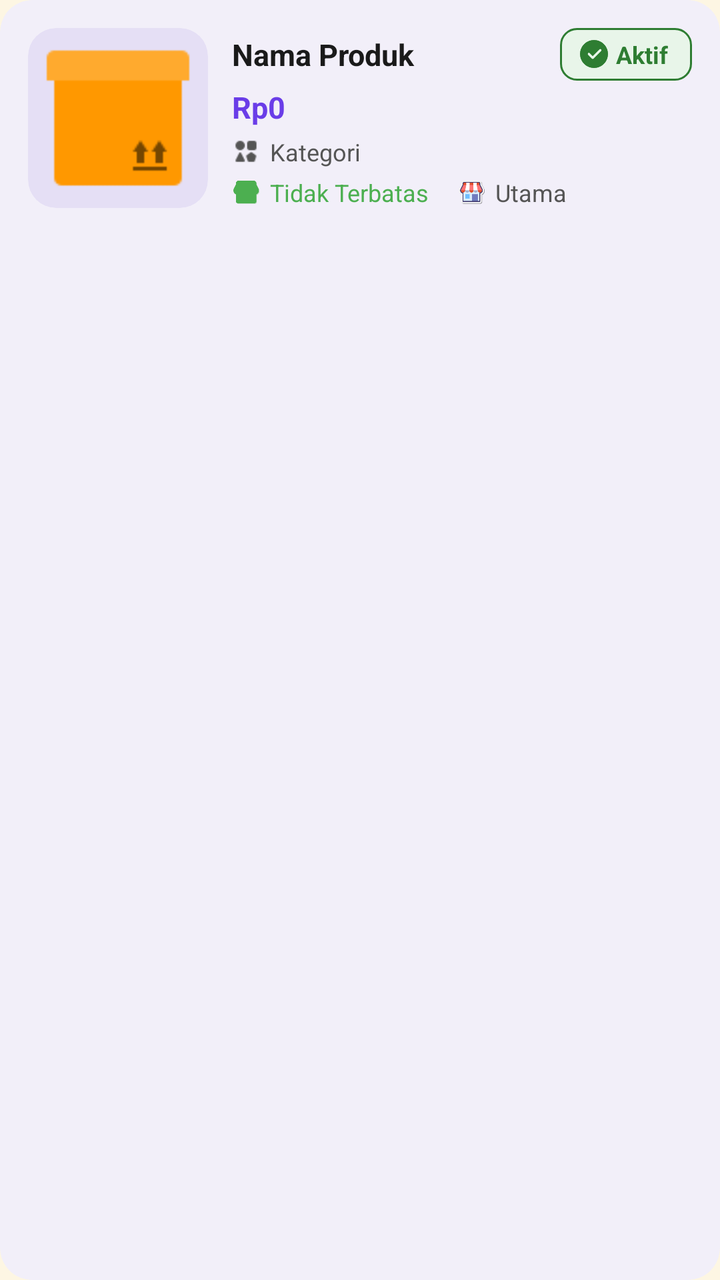
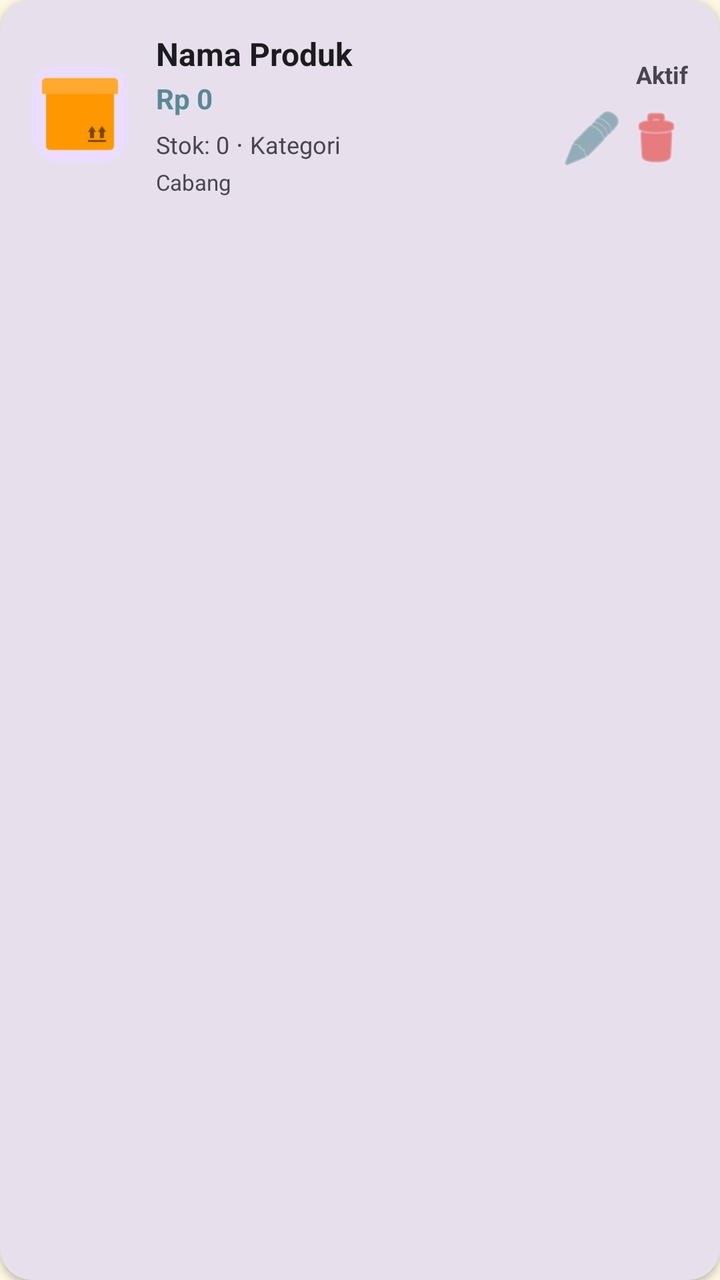

Two renders of the same Android screen: before a commit and after it. Below are the layout's source before the change and the commit's diff.
<!-- AndroidManifest.xml: application theme Theme.Penjualannya_adit -->
<!-- res/layout/item_produk.xml -->
<?xml version="1.0" encoding="utf-8"?>
<androidx.cardview.widget.CardView
    xmlns:android="http://schemas.android.com/apk/res/android"
    xmlns:app="http://schemas.android.com/apk/res-auto"
    android:layout_width="match_parent"
    android:layout_height="wrap_content"
    android:layout_marginHorizontal="12dp"
    android:layout_marginVertical="5dp"
    app:cardCornerRadius="16dp"
    app:cardElevation="0dp"
    app:cardBackgroundColor="#F2EFF9">

    <LinearLayout
        android:layout_width="match_parent"
        android:layout_height="wrap_content"
        android:orientation="horizontal"
        android:padding="14dp"
        android:gravity="center_vertical">

        <androidx.cardview.widget.CardView
            android:layout_width="90dp"
            android:layout_height="90dp"
            app:cardCornerRadius="14dp"
            app:cardElevation="0dp"
            app:cardBackgroundColor="#E5DFF5">

            <ImageView
                android:id="@+id/imgProduk"
                android:layout_width="match_parent"
                android:layout_height="match_parent"
                android:scaleType="centerCrop"
                android:src="@drawable/product"
                android:contentDescription="@string/desc_foto_produk" />

        </androidx.cardview.widget.CardView>

        <LinearLayout
            android:layout_width="0dp"
            android:layout_height="wrap_content"
            android:layout_weight="1"
            android:orientation="vertical"
            android:layout_marginStart="12dp">

            <LinearLayout
                android:layout_width="match_parent"
                android:layout_height="wrap_content"
                android:orientation="horizontal"
                android:gravity="center_vertical">

                <TextView
                    android:id="@+id/tvNamaProduk"
                    android:layout_width="0dp"
                    android:layout_height="wrap_content"
                    android:layout_weight="1"
                    android:text="@string/placeholder_nama_produk"
                    android:textSize="15sp"
                    android:textStyle="bold"
                    android:textColor="#1A1A1A" />

                <LinearLayout
                    android:id="@+id/layoutStatus"
                    android:layout_width="wrap_content"
                    android:layout_height="wrap_content"
                    android:orientation="horizontal"
                    android:gravity="center_vertical"
                    android:paddingStart="10dp"
                    android:paddingEnd="12dp"
                    android:paddingTop="5dp"
                    android:paddingBottom="5dp"
                    android:background="@drawable/bg_badge_aktif">

                    <ImageView
                        android:id="@+id/imgStatus"
                        android:layout_width="14dp"
                        android:layout_height="14dp"
                        android:src="@drawable/ceklist"
                        android:contentDescription="@string/desc_status"
                        app:tint="#2E7D32" />

                    <TextView
                        android:id="@+id/tvStatus"
                        android:layout_width="wrap_content"
                        android:layout_height="wrap_content"
                        android:text="@string/status_aktif"
                        android:textSize="12sp"
                        android:textColor="#2E7D32"
                        android:textStyle="bold"
                        android:layout_marginStart="4dp" />

                </LinearLayout>

            </LinearLayout>

            <TextView
                android:id="@+id/tvHarga"
                android:layout_width="wrap_content"
                android:layout_height="wrap_content"
                android:text="@string/placeholder_harga"
                android:textSize="15sp"
                android:textStyle="bold"
                android:textColor="#6A3DE8"
                android:layout_marginTop="3dp" />

            <LinearLayout
                android:layout_width="wrap_content"
                android:layout_height="wrap_content"
                android:orientation="horizontal"
                android:gravity="center_vertical"
                android:layout_marginTop="4dp">

                <ImageView
                    android:layout_width="14dp"
                    android:layout_height="14dp"
                    android:src="@drawable/categori"
                    android:contentDescription="@string/desc_kategori"
                    app:tint="#555555" />

                <TextView
                    android:id="@+id/tvKategoriProduk"
                    android:layout_width="wrap_content"
                    android:layout_height="wrap_content"
                    android:text="@string/placeholder_kategori"
                    android:textSize="12sp"
                    android:textColor="#555555"
                    android:layout_marginStart="5dp" />

            </LinearLayout>

            <LinearLayout
                android:layout_width="match_parent"
                android:layout_height="wrap_content"
                android:orientation="horizontal"
                android:gravity="center_vertical"
                android:layout_marginTop="4dp">

                <ImageView
                    android:layout_width="14dp"
                    android:layout_height="14dp"
                    android:src="@drawable/store"
                    android:contentDescription="@string/desc_stok"
                    app:tint="#4CAF50" />

                <TextView
                    android:id="@+id/tvStok"
                    android:layout_width="wrap_content"
                    android:layout_height="wrap_content"
                    android:text="@string/placeholder_stok"
                    android:textSize="12sp"
                    android:textColor="#4CAF50"
                    android:layout_marginStart="5dp" />

                <Space android:layout_width="14dp" android:layout_height="1dp" />

                <ImageView
                    android:layout_width="14dp"
                    android:layout_height="14dp"
                    android:src="@drawable/store"
                    android:contentDescription="@string/desc_cabang" />

                <TextView
                    android:id="@+id/tvCabang"
                    android:layout_width="wrap_content"
                    android:layout_height="wrap_content"
                    android:text="@string/placeholder_cabang"
                    android:textSize="12sp"
                    android:textColor="#555555"
                    android:layout_marginStart="5dp" />

            </LinearLayout>

        </LinearLayout>

    </LinearLayout>

</androidx.cardview.widget.CardView>
<!-- resources referenced by this layout -->
<resources>
  <!-- drawable bg_badge_aktif (drawable) -->
  <?xml version="1.0" encoding="utf-8"?>
  <shape xmlns:android="http://schemas.android.com/apk/res/android">
      <solid android:color="#E8F5E9" /> 
      <corners android:radius="8dp" />
      <stroke
          android:width="1dp"
          android:color="#2E7D32" /> 
  </shape>
  <!-- drawable categori: png bitmap (drawable, 335 bytes) -->
  <!-- drawable ceklist: png bitmap (drawable, 1602 bytes) -->
  <!-- drawable product: png bitmap (drawable, 528 bytes) -->
  <!-- drawable store: png bitmap (drawable, 2799 bytes) -->
  <string name="desc_cabang">Cabang</string>
  <string name="desc_foto_produk">Foto Produk</string>
  <string name="desc_kategori">Kategori</string>
  <string name="desc_status">Status</string>
  <string name="desc_stok">Stok</string>
  <string name="placeholder_cabang">Utama</string>
  <string name="placeholder_harga">Rp0</string>
  <string name="placeholder_kategori">Kategori</string>
  <string name="placeholder_nama_produk">Nama Produk</string>
  <string name="placeholder_stok">Tidak Terbatas</string>
  <string name="status_aktif">Aktif</string>
  <style name="Theme.Penjualannya_adit" parent="Base.Theme.Penjualannya_adit" />
  <style name="Base.Theme.Penjualannya_adit" parent="Theme.Material3.DayNight.NoActionBar">
          <item name="colorPrimary">@color/primary_brand</item>
          <item name="android:statusBarColor">@color/primary_brand</item>
          <item name="android:windowBackground">@color/background_light</item>
      </style>
  <color name="primary_brand">#588A96</color>
  <color name="background_light">#FDF6E3</color>
</resources>

<!-- the commit's change to res/layout/item_produk.xml (unified diff, before → after) -->
@@ -1,175 +1,142 @@
 <?xml version="1.0" encoding="utf-8"?>
-<androidx.cardview.widget.CardView
-    xmlns:android="http://schemas.android.com/apk/res/android"
+<androidx.cardview.widget.CardView xmlns:android="http://schemas.android.com/apk/res/android"
     xmlns:app="http://schemas.android.com/apk/res-auto"
     android:layout_width="match_parent"
     android:layout_height="wrap_content"
-    android:layout_marginHorizontal="12dp"
-    android:layout_marginVertical="5dp"
+    android:layout_marginBottom="12dp"
+    app:cardBackgroundColor="?attr/colorSurfaceVariant"
     app:cardCornerRadius="16dp"
-    app:cardElevation="0dp"
-    app:cardBackgroundColor="#F2EFF9">
+    app:cardElevation="2dp">
 
     <LinearLayout
         android:layout_width="match_parent"
         android:layout_height="wrap_content"
         android:orientation="horizontal"
-        android:padding="14dp"
+        android:padding="16dp"
         android:gravity="center_vertical">
 
+        
         <androidx.cardview.widget.CardView
-            android:layout_width="90dp"
-            android:layout_height="90dp"
-            app:cardCornerRadius="14dp"
-            app:cardElevation="0dp"
-            app:cardBackgroundColor="#E5DFF5">
+            android:layout_width="48dp"
+            android:layout_height="48dp"
+            android:layout_marginEnd="14dp"
+            app:cardBackgroundColor="?attr/colorPrimaryContainer"
+            app:cardCornerRadius="12dp"
+            app:cardElevation="0dp">
 
             <ImageView
                 android:id="@+id/imgProduk"
                 android:layout_width="match_parent"
                 android:layout_height="match_parent"
                 android:scaleType="centerCrop"
-                android:src="@drawable/product"
-                android:contentDescription="@string/desc_foto_produk" />
-
+                android:src="@drawable/product" />
         </androidx.cardview.widget.CardView>
 
+        
         <LinearLayout
             android:layout_width="0dp"
             android:layout_height="wrap_content"
             android:layout_weight="1"
-            android:orientation="vertical"
-            android:layout_marginStart="12dp">
+            android:orientation="vertical">
 
-            <LinearLayout
-                android:layout_width="match_parent"
+            <TextView
+                android:id="@+id/tvNamaProduk"
+                android:layout_width="wrap_content"
                 android:layout_height="wrap_content"
-                android:orientation="horizontal"
-                android:gravity="center_vertical">
-
-                <TextView
-                    android:id="@+id/tvNamaProduk"
-                    android:layout_width="0dp"
-                    android:layout_height="wrap_content"
-                    android:layout_weight="1"
-                    android:text="@string/placeholder_nama_produk"
-                    android:textSize="15sp"
-                    android:textStyle="bold"
-                    android:textColor="#1A1A1A" />
-
-                <LinearLayout
-                    android:id="@+id/layoutStatus"
-                    android:layout_width="wrap_content"
-                    android:layout_height="wrap_content"
-                    android:orientation="horizontal"
-                    android:gravity="center_vertical"
-                    android:paddingStart="10dp"
-                    android:paddingEnd="12dp"
-                    android:paddingTop="5dp"
-                    android:paddingBottom="5dp"
-                    android:background="@drawable/bg_badge_aktif">
-
-                    <ImageView
-                        android:id="@+id/imgStatus"
-                        android:layout_width="14dp"
-                        android:layout_height="14dp"
-                        android:src="@drawable/ceklist"
-                        android:contentDescription="@string/desc_status"
-                        app:tint="#2E7D32" />
-
-                    <TextView
-                        android:id="@+id/tvStatus"
-                        android:layout_width="wrap_content"
-                        android:layout_height="wrap_content"
-                        android:text="@string/status_aktif"
-                        android:textSize="12sp"
-                        android:textColor="#2E7D32"
-                        android:textStyle="bold"
-                        android:layout_marginStart="4dp" />
-
-                </LinearLayout>
-
-            </LinearLayout>
+                android:text="Nama Produk"
+                android:textColor="?attr/colorOnSurface"
+                android:textSize="16sp"
+                android:textStyle="bold" />
 
             <TextView
                 android:id="@+id/tvHarga"
                 android:layout_width="wrap_content"
                 android:layout_height="wrap_content"
-                android:text="@string/placeholder_harga"
-                android:textSize="15sp"
-                android:textStyle="bold"
-                android:textColor="#6A3DE8"
-                android:layout_marginTop="3dp" />
+                android:layout_marginTop="2dp"
+                android:text="Rp 0"
+                android:textColor="?attr/colorPrimary"
+                android:textSize="14sp"
+                android:textStyle="bold" />
 
             <LinearLayout
                 android:layout_width="wrap_content"
                 android:layout_height="wrap_content"
+                android:layout_marginTop="4dp"
                 android:orientation="horizontal"
-                android:gravity="center_vertical"
-                android:layout_marginTop="4dp">
+                android:gravity="center_vertical">
 
-                <ImageView
-                    android:layout_width="14dp"
-                    android:layout_height="14dp"
-                    android:src="@drawable/categori"
-                    android:contentDescription="@string/desc_kategori"
-                    app:tint="#555555" />
+                <TextView
+                    android:id="@+id/tvStok"
+                    android:layout_width="wrap_content"
+                    android:layout_height="wrap_content"
+                    android:text="Stok: 0"
+                    android:textColor="?attr/colorOnSurfaceVariant"
+                    android:textSize="12sp" />
+
+                <TextView
+                    android:layout_width="wrap_content"
+                    android:layout_height="wrap_content"
+                    android:text=" · "
+                    android:textColor="?attr/colorOnSurfaceVariant" />
 
                 <TextView
                     android:id="@+id/tvKategoriProduk"
                     android:layout_width="wrap_content"
                     android:layout_height="wrap_content"
-                    android:text="@string/placeholder_kategori"
-                    android:textSize="12sp"
-                    android:textColor="#555555"
-                    android:layout_marginStart="5dp" />
-
+                    android:text="Kategori"
+                    android:textColor="?attr/colorOnSurfaceVariant"
+                    android:textSize="12sp" />
             </LinearLayout>
 
+            <TextView
+                android:id="@+id/tvCabang"
+                android:layout_width="wrap_content"
+                android:layout_height="wrap_content"
+                android:layout_marginTop="2dp"
+                android:text="Cabang"
+                android:textSize="11sp"
+                android:textColor="?attr/colorOnSurfaceVariant" />
+        </LinearLayout>
+
+        
+        <LinearLayout
+            android:id="@+id/layoutStatus"
+            android:layout_width="wrap_content"
+            android:layout_height="wrap_content"
+            android:orientation="vertical"
+            android:gravity="end">
+
+            <TextView
+                android:id="@+id/tvStatus"
+                android:layout_width="wrap_content"
+                android:layout_height="wrap_content"
+                android:text="Aktif"
+                android:textSize="12sp"
+                android:textStyle="bold"
+                android:layout_marginBottom="8dp"/>
+
             <LinearLayout
-                android:layout_width="match_parent"
+                android:layout_width="wrap_content"
                 android:layout_height="wrap_content"
-                android:orientation="horizontal"
-                android:gravity="center_vertical"
-                android:layout_marginTop="4dp">
+                android:orientation="horizontal">
 
-                <ImageView
-                    android:layout_width="14dp"
-                    android:layout_height="14dp"
-                    android:src="@drawable/store"
-                    android:contentDescription="@string/desc_stok"
-                    app:tint="#4CAF50" />
+                <ImageButton
+                    android:id="@+id/btnEditProduk"
+                    android:layout_width="32dp"
+                    android:layout_height="32dp"
+                    android:background="?attr/selectableItemBackgroundBorderless"
+                    android:src="@android:drawable/ic_menu_edit"
+                    app:tint="?attr/colorPrimary" />
 
-                <TextView
-                    android:id="@+id/tvStok"
-                    android:layout_width="wrap_content"
-                    android:layout_height="wrap_content"
-                    android:text="@string/placeholder_stok"
-                    android:textSize="12sp"
-                    android:textColor="#4CAF50"
-                    android:layout_marginStart="5dp" />
-
-                <Space android:layout_width="14dp" android:layout_height="1dp" />
-
-                <ImageView
-                    android:layout_width="14dp"
-                    android:layout_height="14dp"
-                    android:src="@drawable/store"
-                    android:contentDescription="@string/desc_cabang" />
-
-                <TextView
-                    android:id="@+id/tvCabang"
-                    android:layout_width="wrap_content"
-                    android:layout_height="wrap_content"
-                    android:text="@string/placeholder_cabang"
-                    android:textSize="12sp"
-                    android:textColor="#555555"
-                    android:layout_marginStart="5dp" />
-
+                <ImageButton
+                    android:id="@+id/btnDeleteProduk"
+                    android:layout_width="32dp"
+                    android:layout_height="32dp"
+                    android:background="?attr/selectableItemBackgroundBorderless"
+                    android:src="@android:drawable/ic_menu_delete"
+                    app:tint="@color/color_delete_btn" />
             </LinearLayout>
-
         </LinearLayout>
 
     </LinearLayout>
-
 </androidx.cardview.widget.CardView>
<!-- resource entries referenced after the edit -->
@@ -1,29 +1,7 @@
 <!-- resources referenced by this layout -->
 <resources>
-  <!-- drawable bg_badge_aktif (drawable) -->
-  <?xml version="1.0" encoding="utf-8"?>
-  <shape xmlns:android="http://schemas.android.com/apk/res/android">
-      <solid android:color="#E8F5E9" /> 
-      <corners android:radius="8dp" />
-      <stroke
-          android:width="1dp"
-          android:color="#2E7D32" /> 
-  </shape>
-  <!-- drawable categori: png bitmap (drawable, 335 bytes) -->
-  <!-- drawable ceklist: png bitmap (drawable, 1602 bytes) -->
+  <color name="color_delete_btn">#E53935</color>
   <!-- drawable product: png bitmap (drawable, 528 bytes) -->
-  <!-- drawable store: png bitmap (drawable, 2799 bytes) -->
-  <string name="desc_cabang">Cabang</string>
-  <string name="desc_foto_produk">Foto Produk</string>
-  <string name="desc_kategori">Kategori</string>
-  <string name="desc_status">Status</string>
-  <string name="desc_stok">Stok</string>
-  <string name="placeholder_cabang">Utama</string>
-  <string name="placeholder_harga">Rp0</string>
-  <string name="placeholder_kategori">Kategori</string>
-  <string name="placeholder_nama_produk">Nama Produk</string>
-  <string name="placeholder_stok">Tidak Terbatas</string>
-  <string name="status_aktif">Aktif</string>
   <style name="Theme.Penjualannya_adit" parent="Base.Theme.Penjualannya_adit" />
   <style name="Base.Theme.Penjualannya_adit" parent="Theme.Material3.DayNight.NoActionBar">
           <item name="colorPrimary">@color/primary_brand</item>
